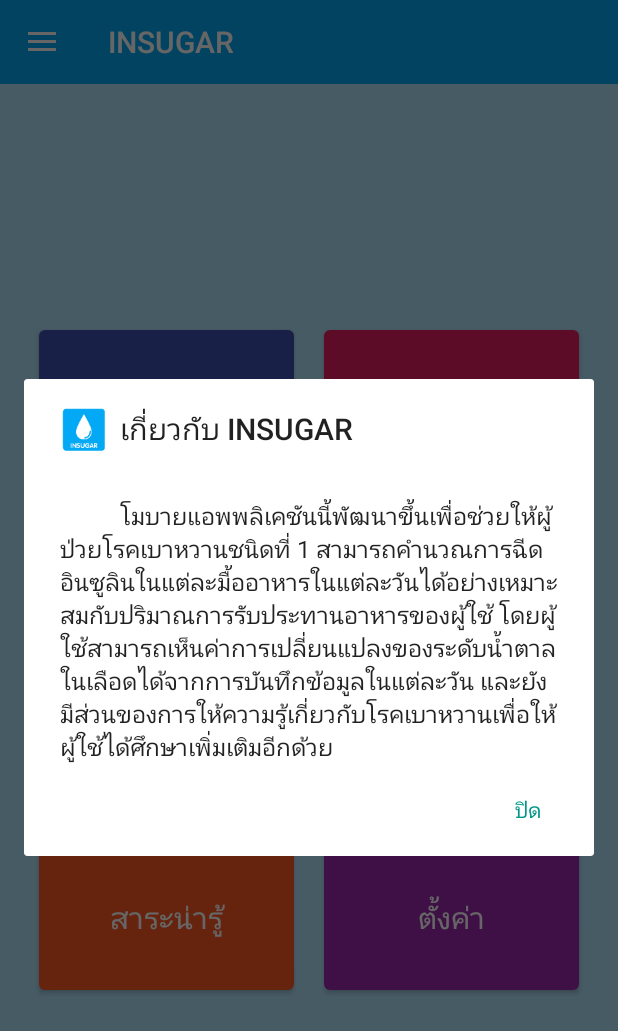
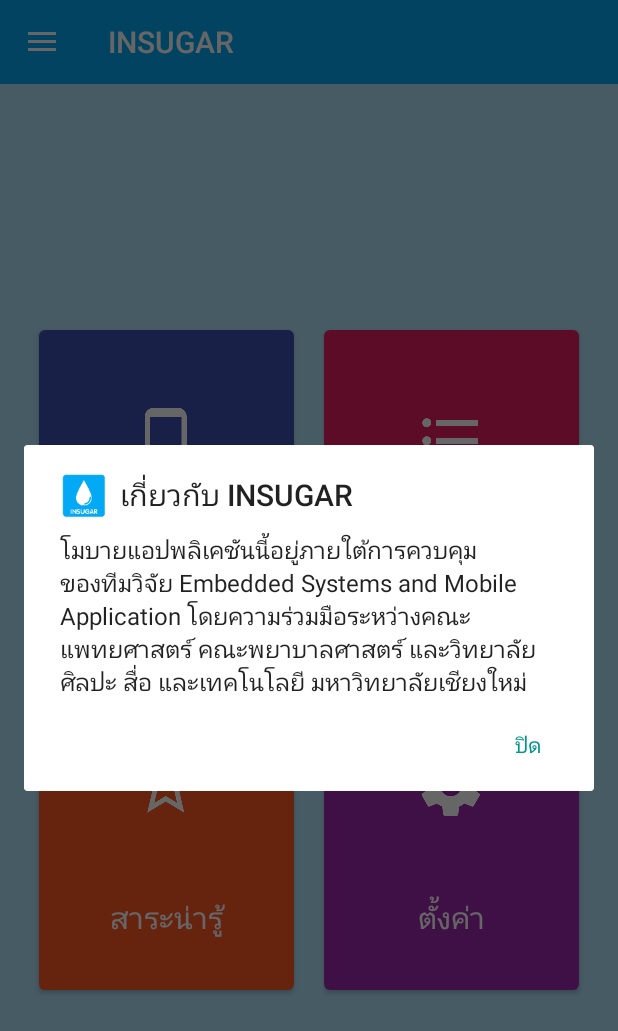
Before and after one commit to Untika/Insugar-app, an Android app: the MenuActivity screen opened directly, with no data from a screen before it, after a tap on "เกี่ยวกับ INSUGAR", on a phone screen of 412 x 824 dp. Shown: the top 1031 px of the screen. Run offline under Robolectric (Android 15) with nearby library versions, the light colour scheme and no system bars; 2 statements that could not run were skipped; 1 other tap on this screen came first.

Commit message:
update info 25/4/60

```diff
--- a/app/src/main/java/th/ac/camt/insugar_app/HistoryActivity.java
+++ b/app/src/main/java/th/ac/camt/insugar_app/HistoryActivity.java
@@ -120,9 +120,8 @@
                                 HistoryActivity.this).create();
                         alertDialog.setTitle("เกี่ยวกับ INSUGAR");
                         alertDialog.setIcon(R.mipmap.ic_launcher);
-                        alertDialog.setMessage("\n          โมบายแอพพลิเคชันนี้พัฒนาขึ้นเพื่อช่วยให้ผู้ป่วยโรคเบาหวานชนิดที่ 1 สามารถคำนวณการฉีดอินซูลินในแต่ละมื้ออาหาร" +
-                                "ในแต่ละวันได้อย่างเหมาะสมกับปริมาณการรับประทานอาหารของผู้ใช้ โดยผู้ใช้สามารถเห็นค่าการเปลี่ยนแปลงของระดับน้ำตาลในเลือดได้จากการบันทึกข้อมูลใ" +
-                                "นแต่ละวัน และยังมีส่วนของการให้ความรู้เกี่ยวกับโรคเบาหวานเพื่อให้ผู้ใช้ได้ศึกษาเพิ่มเติมอีกด้วย\n");
+                        alertDialog.setMessage("โมบายแอปพลิเคชันนี้อยู่ภายใต้การควบคุมของทีมวิจัย Embedded Systems and Mobile Application โดยความร่วมมือระหว่าง" +
+                                "คณะแพทยศาสตร์ คณะพยาบาลศาสตร์ และวิทยาลัยศิลปะ สื่อ และเทคโนโลยี มหาวิทยาลัยเชียงใหม่");
                         alertDialog.setButton(DialogInterface.BUTTON_POSITIVE,"ปิด", new DialogInterface.OnClickListener() {
                             public void onClick(DialogInterface dialog, int which) {
                                 dialog.cancel();
--- a/app/src/main/java/th/ac/camt/insugar_app/KnowledgeActivity.java
+++ b/app/src/main/java/th/ac/camt/insugar_app/KnowledgeActivity.java
@@ -328,9 +328,8 @@
                                 KnowledgeActivity.this).create();
                         alertDialog.setTitle("เกี่ยวกับ INSUGAR");
                         alertDialog.setIcon(R.mipmap.ic_launcher);
-                        alertDialog.setMessage("\n          โมบายแอพพลิเคชันนี้พัฒนาขึ้นเพื่อช่วยให้ผู้ป่วยโรคเบาหวานชนิดที่ 1 สามารถคำนวณการฉีดอินซูลินในแต่ละมื้ออาหาร" +
-                                "ในแต่ละวันได้อย่างเหมาะสมกับปริมาณการรับประทานอาหารของผู้ใช้ โดยผู้ใช้สามารถเห็นค่าการเปลี่ยนแปลงของระดับน้ำตาลในเลือดได้จากการบันทึกข้อมูลใ" +
-                                "นแต่ละวัน และยังมีส่วนของการให้ความรู้เกี่ยวกับโรคเบาหวานเพื่อให้ผู้ใช้ได้ศึกษาเพิ่มเติมอีกด้วย\n");
+                        alertDialog.setMessage("โมบายแอปพลิเคชันนี้อยู่ภายใต้การควบคุมของทีมวิจัย Embedded Systems and Mobile Application โดยความร่วมมือระหว่าง" +
+                                "คณะแพทยศาสตร์ คณะพยาบาลศาสตร์ และวิทยาลัยศิลปะ สื่อ และเทคโนโลยี มหาวิทยาลัยเชียงใหม่");
                         alertDialog.setButton(DialogInterface.BUTTON_POSITIVE,"ปิด", new DialogInterface.OnClickListener() {
                             public void onClick(DialogInterface dialog, int which) {
                                 dialog.cancel();
--- a/app/src/main/java/th/ac/camt/insugar_app/MenuActivity.java
+++ b/app/src/main/java/th/ac/camt/insugar_app/MenuActivity.java
@@ -181,9 +181,8 @@
                                 MenuActivity.this).create();
                         alertDialog.setTitle("เกี่ยวกับ INSUGAR");
                         alertDialog.setIcon(R.mipmap.ic_launcher);
-                        alertDialog.setMessage("\n          โมบายแอพพลิเคชันนี้พัฒนาขึ้นเพื่อช่วยให้ผู้ป่วยโรคเบาหวานชนิดที่ 1 สามารถคำนวณการฉีดอินซูลินในแต่ละมื้ออาหาร" +
-                                "ในแต่ละวันได้อย่างเหมาะสมกับปริมาณการรับประทานอาหารของผู้ใช้ โดยผู้ใช้สามารถเห็นค่าการเปลี่ยนแปลงของระดับน้ำตาลในเลือดได้จากการบันทึกข้อมูลใ" +
-                                "นแต่ละวัน และยังมีส่วนของการให้ความรู้เกี่ยวกับโรคเบาหวานเพื่อให้ผู้ใช้ได้ศึกษาเพิ่มเติมอีกด้วย");
+                        alertDialog.setMessage("โมบายแอปพลิเคชันนี้อยู่ภายใต้การควบคุมของทีมวิจัย Embedded Systems and Mobile Application โดยความร่วมมือระหว่าง" +
+                                "คณะแพทยศาสตร์ คณะพยาบาลศาสตร์ และวิทยาลัยศิลปะ สื่อ และเทคโนโลยี มหาวิทยาลัยเชียงใหม่");
                         alertDialog.setButton(DialogInterface.BUTTON_POSITIVE,"ปิด", new OnClickListener() {
                             public void onClick(DialogInterface dialog, int which) {
                                 dialog.cancel();
--- a/app/src/main/java/th/ac/camt/insugar_app/SettingsActivity.java
+++ b/app/src/main/java/th/ac/camt/insugar_app/SettingsActivity.java
@@ -127,9 +127,8 @@
                                 SettingsActivity.this).create();
                         alertDialog.setTitle("เกี่ยวกับ INSUGAR");
                         alertDialog.setIcon(R.mipmap.ic_launcher);
-                        alertDialog.setMessage("\n          โมบายแอพพลิเคชันนี้พัฒนาขึ้นเพื่อช่วยให้ผู้ป่วยโรคเบาหวานชนิดที่ 1 สามารถคำนวณการฉีดอินซูลินในแต่ละมื้ออาหาร" +
-                                "ในแต่ละวันได้อย่างเหมาะสมกับปริมาณการรับประทานอาหารของผู้ใช้ โดยผู้ใช้สามารถเห็นค่าการเปลี่ยนแปลงของระดับน้ำตาลในเลือดได้จากการบันทึกข้อมูลใ" +
-                                "นแต่ละวัน และยังมีส่วนของการให้ความรู้เกี่ยวกับโรคเบาหวานเพื่อให้ผู้ใช้ได้ศึกษาเพิ่มเติมอีกด้วย\n");
+                        alertDialog.setMessage("โมบายแอปพลิเคชันนี้อยู่ภายใต้การควบคุมของทีมวิจัย Embedded Systems and Mobile Application โดยความร่วมมือระหว่าง" +
+                                "คณะแพทยศาสตร์ คณะพยาบาลศาสตร์ และวิทยาลัยศิลปะ สื่อ และเทคโนโลยี มหาวิทยาลัยเชียงใหม่");
                         alertDialog.setButton(DialogInterface.BUTTON_POSITIVE,"ปิด", new DialogInterface.OnClickListener() {
                             public void onClick(DialogInterface dialog, int which) {
                                 dialog.cancel();
```
Also changed, not shown: app/src/main/java/th/ac/camt/insugar_app/CalculatorActivity.java (+3 -4 lines).
